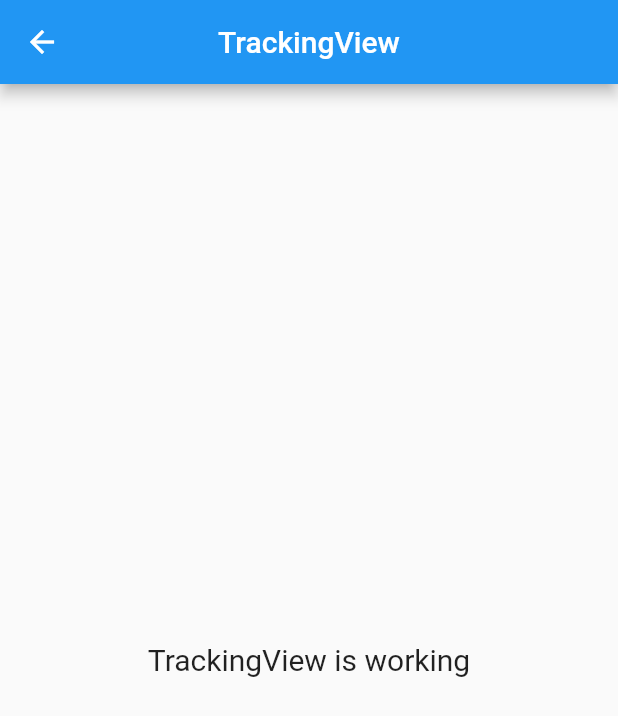
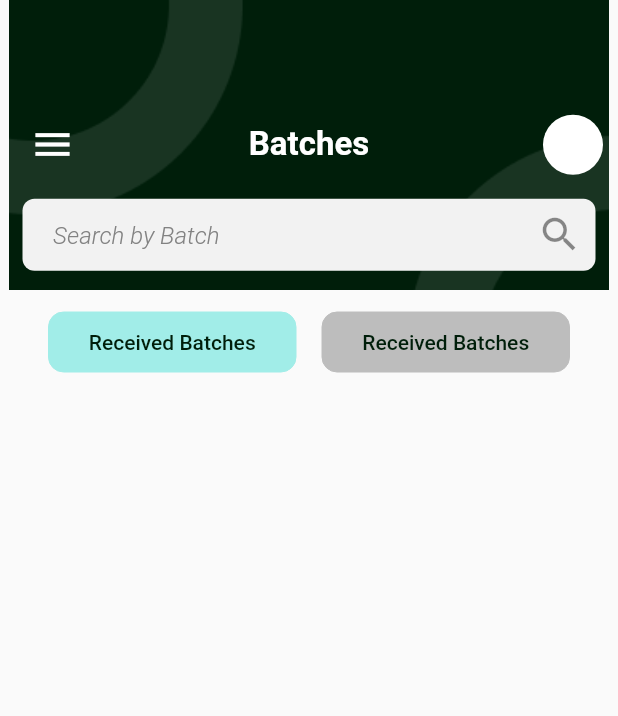
Before and after one commit to umermunir10/adely_practice, a Flutter app: the TrackingView screen opened by its route, on a phone screen of 412 x 824 dp. Shown: the top 716 px of the screen. Run offline on Flutter 3.47's test engine with Material 2 defaults, Android fonts, the light colour scheme and no system bars; our stand-ins replace flutter_form_builder, flutter_svg, get; Roboto replaces fonts that are missing (GTEastiProText).

Commit message:
Shift End Commit 11-10-2023

```diff
--- a/lib/app/modules/bottomNavigation/controllers/bottom_navigation_controller.dart
+++ b/lib/app/modules/bottomNavigation/controllers/bottom_navigation_controller.dart
@@ -1,17 +1,14 @@
 import 'package:adely_dispatcher/app/modules/profile/views/profile_view.dart';
 import 'package:adely_dispatcher/app/modules/settings/views/settings_view.dart';
+import 'package:adely_dispatcher/app/modules/tracking/views/tracking_view.dart';
 import 'package:flutter/material.dart';
 import 'package:get/get.dart';
 
 class BottomNavigationController extends GetxController {
   RxInt currentIndex = 1.obs;
-  List<String> navTitle = ['Batches', 'Profile', 'Setting'];
+  List<String> navTitle = ['Tracking', 'Profile', 'Setting'];
   List<Widget> views = [
-    Container(
-      height: 500,
-      width: 500,
-      color: Colors.amber,
-    ),
+    const TrackingView(),
     const ProfileView(),
     const SettingsView(),
   ];
--- a/lib/app/modules/bottomNavigation/views/bottom_navigation_view.dart
+++ b/lib/app/modules/bottomNavigation/views/bottom_navigation_view.dart
@@ -23,7 +23,7 @@ class BottomNavigationView extends GetView<BottomNavigationController> {
                           ? AppColor.bottomBarColor
                           : AppColor.primaryColor,
                       padding: const EdgeInsets.symmetric(
-                          vertical: 20, horizontal: 41),
+                          vertical: 20, horizontal: 40),
                       child: Column(
                         children: [
                           Icon(controller.icons[e.key],
--- a/lib/app/modules/tracking/views/tracking_view.dart
+++ b/lib/app/modules/tracking/views/tracking_view.dart
@@ -1,4 +1,9 @@
+import 'package:adely_dispatcher/app/data/configs/app_theme.dart';
+import 'package:adely_dispatcher/app/data/utils/static_assets.dart';
+import 'package:adely_dispatcher/app/data/widgets/custom_buttons.dart';
+import 'package:adely_dispatcher/app/data/widgets/custom_text_feild.dart';
 import 'package:flutter/material.dart';
+import 'package:flutter_svg/svg.dart';
 
 import 'package:get/get.dart';
 
@@ -9,16 +14,83 @@ class TrackingView extends GetView<TrackingController> {
   @override
   Widget build(BuildContext context) {
     return Scaffold(
-      appBar: AppBar(
-        title: const Text('TrackingView'),
-        centerTitle: true,
-      ),
-      body: const Center(
-        child: Text(
-          'TrackingView is working',
-          style: TextStyle(fontSize: 20),
+        appBar: PreferredSize(
+          preferredSize: const Size(double.infinity, 500),
+          child: Stack(
+              clipBehavior: Clip.none,
+              alignment: Alignment.center,
+              children: [
+                Image.asset(
+                  StaticAssets.appBarBg,
+                  width: 400,
+                  height: 193,
+                  fit: BoxFit.fitWidth,
+                ),
+                const Padding(
+                  padding: EdgeInsets.only(
+                    left: 20,
+                  ),
+                  child: Row(
+                    mainAxisAlignment: MainAxisAlignment.spaceBetween,
+                    children: [
+                      Icon(
+                        Icons.menu,
+                        color: Colors.white,
+                        size: 30,
+                      ),
+                      Text(
+                        'Batches',
+                        style: TextStyle(
+                            color: Colors.white,
+                            fontWeight: FontWeight.bold,
+                            fontSize: 22),
+                      ),
+                      Padding(
+                        padding: EdgeInsets.only(right: 10),
+                        child: CircleAvatar(
+                          backgroundColor: Colors.white,
+                        ),
+                      )
+                    ],
+                  ),
+                ),
+                Container(
+                    margin: const EdgeInsets.only(top: 120),
+                    child: const Padding(
+                      padding: EdgeInsets.only(left: 15, right: 15),
+                      child: CustomTextField(
+                        name: 'name',
+                        hint: '    Search by Batch',
+                        textInputType: TextInputType.name,
+                        suffixIcon: Icon(
+                          Icons.search,
+                          size: 30,
+                        ),
+                        borderRadius: 8,
+                      ),
+                    )),
+              ]),
         ),
-      ),
-    );
+        body: Padding(
+          padding: const EdgeInsets.all(15.0),
+          child: Row(
+            mainAxisAlignment: MainAxisAlignment.spaceEvenly,
+            children: [
+              const CustomButton(
+                buttonName: 'Received Batches',
+                type: ButtonVariant.filled,
+                height: 40,
+                width: 165,
+              ),
+              CustomButton(
+                buttonName: 'Received Batches',
+                type: ButtonVariant.filled,
+                color: AppColor.lightGrey,
+                height: 40,
+                width: 165,
+              )
+            ],
+          ),
+        ));
   }
 }
```
